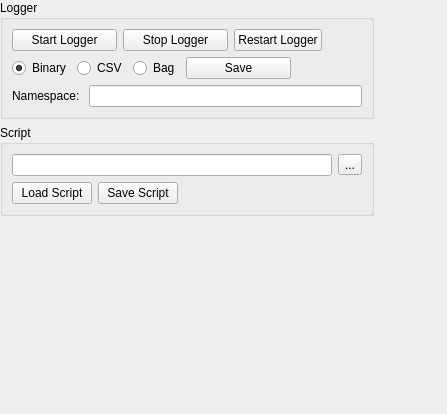
Before: the Qt Designer form rqt_signal_logger/resource/SignalLoggerConfigure.ui in ANYbotics/signal_logger, drawn with Qt 5.
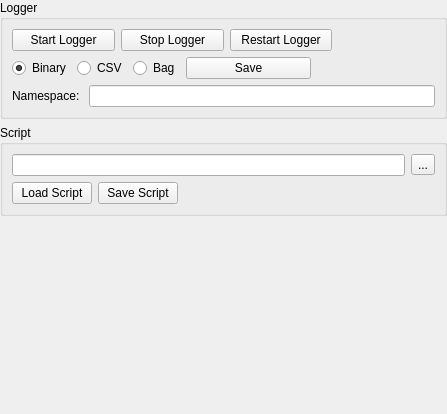
After: the same form once the commit is applied.

Commit message:
Merge branch 'fix/silo_only_save_by_default' into 'master'
[signal_logger] Change the default action to only SAVE instead of SAVE_AND_PUBLISH.

Closes #UNKNOWN

GitOrigin-RevId: b69b9b372b712fac4f8312adafa99f5cead0e036

```diff
--- a/rqt_signal_logger/resource/SignalLoggerConfigure.ui
+++ b/rqt_signal_logger/resource/SignalLoggerConfigure.ui
@@ -45,23 +45,11 @@
           <item>
            <widget class="QPushButton" name="startLoggerButton">
             <property name="sizePolicy">
-             <sizepolicy hsizetype="Fixed" vsizetype="Fixed">
+             <sizepolicy hsizetype="MinimumExpanding" vsizetype="Fixed">
               <horstretch>0</horstretch>
               <verstretch>0</verstretch>
              </sizepolicy>
             </property>
-            <property name="minimumSize">
-             <size>
-              <width>105</width>
-              <height>0</height>
-             </size>
-            </property>
-            <property name="maximumSize">
-             <size>
-              <width>105</width>
-              <height>16777215</height>
-             </size>
-            </property>
             <property name="text">
              <string>Start Logger</string>
             </property>
@@ -70,23 +58,11 @@
           <item>
            <widget class="QPushButton" name="stopLoggerButton">
             <property name="sizePolicy">
-             <sizepolicy hsizetype="Fixed" vsizetype="Fixed">
+             <sizepolicy hsizetype="MinimumExpanding" vsizetype="Fixed">
               <horstretch>0</horstretch>
               <verstretch>0</verstretch>
              </sizepolicy>
             </property>
-            <property name="minimumSize">
-             <size>
-              <width>105</width>
-              <height>0</height>
-             </size>
-            </property>
-            <property name="maximumSize">
-             <size>
-              <width>105</width>
-              <height>16777215</height>
-             </size>
-            </property>
             <property name="text">
              <string>Stop Logger</string>
             </property>
@@ -94,6 +70,12 @@
           </item>
           <item>
            <widget class="QPushButton" name="restartLoggerButton">
+            <property name="sizePolicy">
+             <sizepolicy hsizetype="MinimumExpanding" vsizetype="Fixed">
+              <horstretch>0</horstretch>
+              <verstretch>0</verstretch>
+             </sizepolicy>
+            </property>
             <property name="text">
              <string>Restart Logger</string>
             </property>
@@ -152,23 +134,11 @@
           <item>
            <widget class="QPushButton" name="saveButton">
             <property name="sizePolicy">
-             <sizepolicy hsizetype="Fixed" vsizetype="Fixed">
+             <sizepolicy hsizetype="MinimumExpanding" vsizetype="Fixed">
               <horstretch>0</horstretch>
               <verstretch>0</verstretch>
              </sizepolicy>
             </property>
-            <property name="minimumSize">
-             <size>
-              <width>105</width>
-              <height>0</height>
-             </size>
-            </property>
-            <property name="maximumSize">
-             <size>
-              <width>105</width>
-              <height>16777215</height>
-             </size>
-            </property>
             <property name="text">
              <string>Save</string>
             </property>
@@ -275,19 +245,6 @@
      </item>
     </layout>
    </item>
-   <item>
-    <spacer name="horizontalSpacer_5">
-     <property name="orientation">
-      <enum>Qt::Horizontal</enum>
-     </property>
-     <property name="sizeHint" stdset="0">
-      <size>
-       <width>40</width>
-       <height>20</height>
-      </size>
-     </property>
-    </spacer>
-   </item>
   </layout>
  </widget>
  <resources/>
```
The commit also changes 1 other file.
